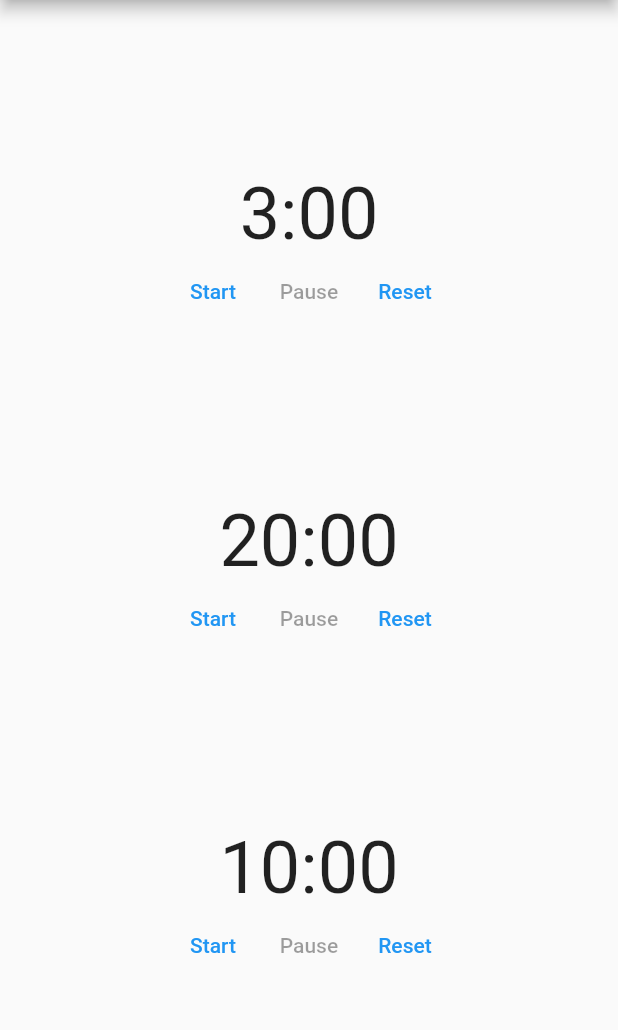
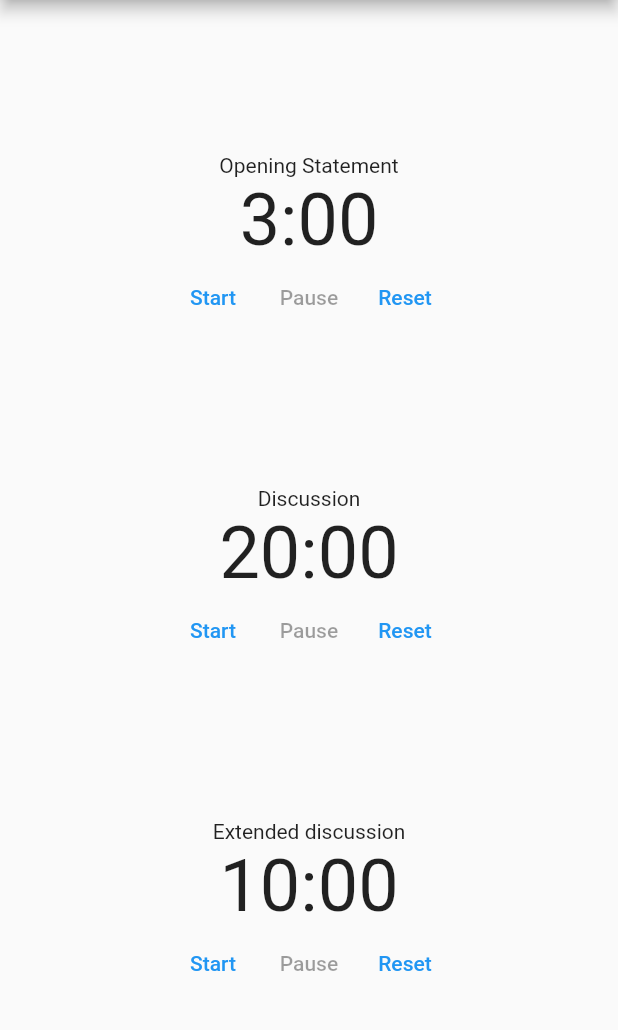
Before and after one commit to doctor-g/PTTimer, a Flutter app: the screen it shows after launch, on a phone screen of 412 x 824 dp, the part 84-1114 px from its top. Run offline on Flutter 3.47's test engine with Material 2 defaults, Android fonts, the light colour scheme and no system bars.

Commit message:
Show timer labels

```diff
--- a/lib/main.dart
+++ b/lib/main.dart
@@ -38,9 +38,18 @@ class MainPage extends StatelessWidget {
       crossAxisAlignment: CrossAxisAlignment.stretch,
       mainAxisAlignment: MainAxisAlignment.spaceEvenly,
       children: const [
-        TimerWidget(duration: Duration(minutes: 3)),
-        TimerWidget(duration: Duration(minutes: 20)),
-        TimerWidget(duration: Duration(minutes: 10)),
+        TimerWidget(
+          label: 'Opening Statement',
+          duration: Duration(minutes: 3),
+        ),
+        TimerWidget(
+          label: 'Discussion',
+          duration: Duration(minutes: 20),
+        ),
+        TimerWidget(
+          label: 'Extended discussion',
+          duration: Duration(minutes: 10),
+        ),
       ],
     );
   }
@@ -48,8 +57,10 @@ class MainPage extends StatelessWidget {
 
 class TimerWidget extends StatefulWidget {
   final Duration duration;
+  final String? label;
 
-  const TimerWidget({this.duration = const Duration(minutes: 3), Key? key})
+  const TimerWidget(
+      {this.duration = const Duration(minutes: 3), this.label, Key? key})
       : super(key: key);
 
   @override
@@ -71,8 +82,7 @@ class _TimerWidgetState extends State<TimerWidget> {
 
   @override
   Widget build(BuildContext context) {
-    return Column(
-      children: [
+    var columnChildren = [
       TimeRemaining(_secondsRemaining),
       Row(
         mainAxisAlignment: MainAxisAlignment.center,
@@ -89,8 +99,11 @@ class _TimerWidgetState extends State<TimerWidget> {
           ),
         ],
       ),
-      ],
-    );
+    ];
+    if (widget.label != null) {
+      columnChildren.insert(0, Text(widget.label!));
+    }
+    return Column(children: columnChildren);
   }
 
   void _startTimer() {
```
Lines whose indentation alone changed are shown as unchanged.
